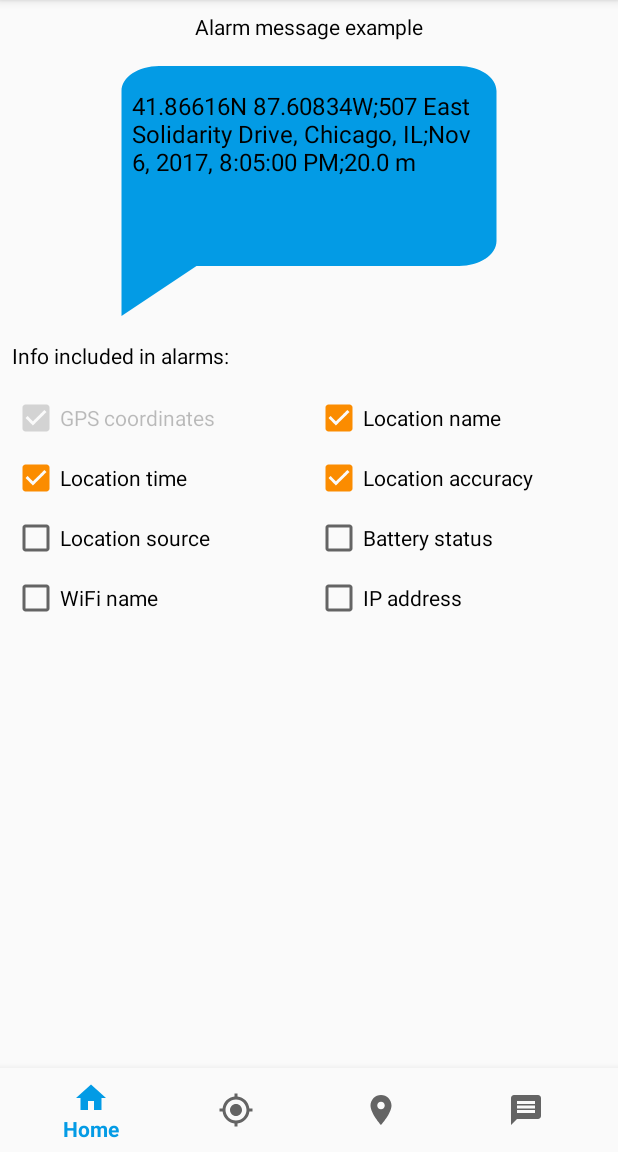
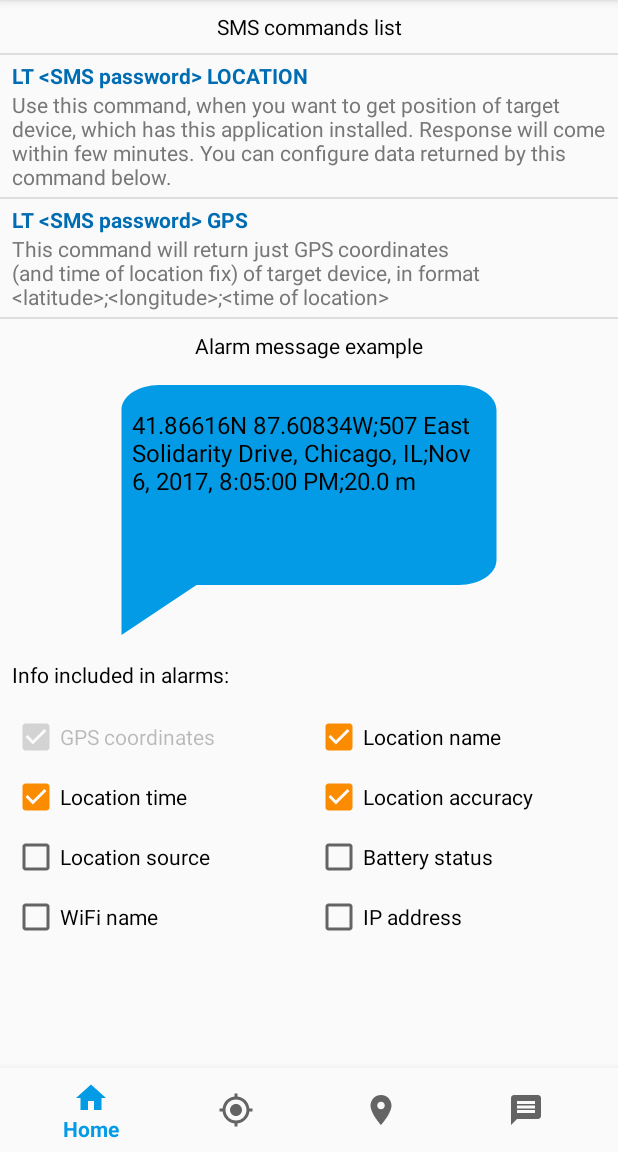
Before and after one commit to johnondrej/location-tracker, an Android app: the fragment SmsFragment placed in its activity, on a phone screen of 412 x 824 dp, the part 84-1236 px from its top. Run offline under Robolectric (Android 15) with nearby library versions, the phone set to English and light mode, and no system bars; our stand-ins replace RxJava.

Commit message:
List of SMS commands

```diff
--- /dev/null
+++ b/app/src/main/java/cz/ojohn/locationtracker/screen/sms/SmsCommand.kt
@@ -0,0 +1,6 @@
+package cz.ojohn.locationtracker.screen.sms
+
+/**
+ * Class with description about SMS command
+ */
+data class SmsCommand(val command: String, val descriptionRes: Int, val requiresPassword: Boolean)
--- a/app/src/main/java/cz/ojohn/locationtracker/screen/sms/SmsFragment.kt
+++ b/app/src/main/java/cz/ojohn/locationtracker/screen/sms/SmsFragment.kt
@@ -13,6 +13,7 @@ import cz.ojohn.locationtracker.data.UserPreferences
 import cz.ojohn.locationtracker.viewmodel.ViewModelFactory
 import io.reactivex.disposables.CompositeDisposable
 import kotlinx.android.synthetic.main.fragment_sms.*
+import kotlinx.android.synthetic.main.item_sms_command.view.*
 import javax.inject.Inject
 
 /**
@@ -44,6 +45,7 @@ class SmsFragment : Fragment() {
 
     override fun onViewCreated(view: View, savedInstanceState: Bundle?) {
         super.onViewCreated(view, savedInstanceState)
+        showCommandsDescription()
         initCheckboxes()
     }
 
@@ -56,6 +58,20 @@ class SmsFragment : Fragment() {
     override fun onPause() {
         super.onPause()
         disposables.clear()
+    }
+
+    private fun showCommandsDescription() {
+        val ctx = requireContext()
+        val commands = viewModel.getSmsCommandsList()
+
+        layoutCommands.addView(LayoutInflater.from(ctx).inflate(R.layout.item_sms_command_divider, layoutCommands, false))
+        commands.forEach {
+            val layout = LayoutInflater.from(ctx).inflate(R.layout.item_sms_command, layoutCommands, false)
+            layout.txtCommandName.text = viewModel.formatCommand(it)
+            layout.txtCommandDescription.text = ctx.getString(it.descriptionRes)
+            layoutCommands.addView(layout)
+            layoutCommands.addView(LayoutInflater.from(ctx).inflate(R.layout.item_sms_command_divider, layoutCommands, false))
+        }
     }
 
     private fun initCheckboxes() {
--- a/app/src/main/java/cz/ojohn/locationtracker/screen/sms/SmsViewModel.kt
+++ b/app/src/main/java/cz/ojohn/locationtracker/screen/sms/SmsViewModel.kt
@@ -36,6 +36,23 @@ class SmsViewModel @Inject constructor(private val appContext: Context,
 
     fun getSmsSettings(): SmsController.Settings = smsController.smsSettings
 
+    fun getSmsCommandsList(): Array<SmsCommand> {
+        return arrayOf(SmsCommand(SmsController.SMS_KEYWORD_LOCATION, R.string.sms_description_location, true),
+                SmsCommand(SmsController.SMS_KEYWORD_GPS, R.string.sms_description_gps, true))
+    }
+
+    fun formatCommand(command: SmsCommand): String {
+        val stringBuilder = StringBuilder()
+        stringBuilder.append(SmsController.SMS_KEYWORD)
+                .append(' ')
+        if (command.requiresPassword) {
+            stringBuilder.append(appContext.getString(R.string.sms_description_password))
+                    .append(' ')
+        }
+        stringBuilder.append(command.command)
+        return stringBuilder.toString()
+    }
+
     private fun getExampleMessageText(): String {
         val locationResponse = LocationTracker.LocationResponse(
                 LocationEntry(appContext.getString(R.string.sms_example_lat).toDouble(),
--- a/app/src/main/java/cz/ojohn/locationtracker/sms/SmsController.kt
+++ b/app/src/main/java/cz/ojohn/locationtracker/sms/SmsController.kt
@@ -167,6 +167,7 @@ class SmsController(private val appContext: Context,
 
     private fun formatOutgoingGps(locationResponse: LocationTracker.LocationResponse): String {
         val stringBuilder = StringBuilder().apply {
+            val date = DateFormat.getDateTimeInstance().format(Date(locationResponse.locationEntry.time))
             append(SMS_KEYWORD)
             append(' ')
             append(SMS_KEYWORD_GPS_RESPONSE)
@@ -175,7 +176,7 @@ class SmsController(private val appContext: Context,
             append(SMS_DATA_DELIMITER)
             append(locationResponse.locationEntry.lon)
             append(SMS_DATA_DELIMITER)
-            append(locationResponse.locationEntry.time)
+            append(date)
         }
         return stringBuilder.toString()
     }
--- a/app/src/main/res/layout/fragment_sms.xml
+++ b/app/src/main/res/layout/fragment_sms.xml
@@ -18,6 +18,27 @@
             app:layout_constraintGuide_begin="@dimen/small_gap" />
 
         <TextView
+            android:id="@+id/txtCommandsList"
+            style="@style/DescriptionText"
+            android:layout_width="wrap_content"
+            android:layout_height="wrap_content"
+            android:layout_marginTop="@dimen/small_gap"
+            android:text="@string/sms_commands_list"
+            app:layout_constraintLeft_toLeftOf="parent"
+            app:layout_constraintRight_toRightOf="parent"
+            app:layout_constraintTop_toTopOf="parent" />
+
+        <LinearLayout
+            android:id="@+id/layoutCommands"
+            android:layout_width="wrap_content"
+            android:layout_height="wrap_content"
+            android:layout_marginTop="@dimen/small_gap"
+            android:orientation="vertical"
+            app:layout_constraintLeft_toLeftOf="parent"
+            app:layout_constraintRight_toRightOf="parent"
+            app:layout_constraintTop_toBottomOf="@id/txtCommandsList" />
+
+        <TextView
             android:id="@+id/txtExampleDescription"
             style="@style/DescriptionText"
             android:layout_width="wrap_content"
@@ -26,7 +47,7 @@
             android:text="@string/sms_example"
             app:layout_constraintLeft_toLeftOf="parent"
             app:layout_constraintRight_toRightOf="parent"
-            app:layout_constraintTop_toTopOf="parent" />
+            app:layout_constraintTop_toBottomOf="@id/layoutCommands" />
 
         <ImageView
             android:id="@+id/imgMessage"
--- /dev/null
+++ b/app/src/main/res/layout/item_sms_command.xml
@@ -0,0 +1,27 @@
+<?xml version="1.0" encoding="utf-8"?>
+<LinearLayout xmlns:android="http://schemas.android.com/apk/res/android"
+    xmlns:tools="http://schemas.android.com/tools"
+    android:layout_width="match_parent"
+    android:layout_height="wrap_content"
+    android:layout_marginLeft="@dimen/small_gap"
+    android:layout_marginRight="@dimen/small_gap"
+    android:layout_marginTop="4dp"
+    android:layout_marginBottom="4dp"
+    android:orientation="vertical">
+
+    <TextView
+        android:id="@+id/txtCommandName"
+        android:layout_width="match_parent"
+        android:layout_height="wrap_content"
+        android:textColor="@color/colorPrimaryDark"
+        android:textStyle="bold"
+        tools:text="LT &lt;SMS password&gt; LOCATION" />
+
+    <TextView
+        android:id="@+id/txtCommandDescription"
+        android:layout_width="match_parent"
+        android:layout_height="wrap_content"
+        android:textColor="@color/colorGray"
+        tools:text="Used when you want to know current location of the device." />
+
+</LinearLayout>
--- /dev/null
+++ b/app/src/main/res/layout/item_sms_command_divider.xml
@@ -0,0 +1,11 @@
+<?xml version="1.0" encoding="utf-8"?>
+<FrameLayout xmlns:android="http://schemas.android.com/apk/res/android"
+    android:layout_width="match_parent"
+    android:layout_height="match_parent">
+
+    <View
+        android:layout_width="match_parent"
+        android:layout_height="1dp"
+        android:background="@color/colorLightGray" />
+
+</FrameLayout>
--- a/app/src/main/res/values/colors.xml
+++ b/app/src/main/res/values/colors.xml
@@ -5,8 +5,13 @@
     <color name="colorPrimaryDark">#006db3</color>
     <color name="colorAccent">#fb8c00</color>
 
+
     <!-- Status colors -->
     <color name="colorStatusOk">#1faa00</color>
     <color name="colorStatusWarning">#ff6d00</color>
     <color name="colorStatusError">#dd2c00</color>
+
+    <!-- Gray -->
+    <color name="colorGray">#777777</color>
+    <color name="colorLightGray">#DDDDDD</color>
 </resources>
--- a/app/src/main/res/values/strings.xml
+++ b/app/src/main/res/values/strings.xml
@@ -78,6 +78,7 @@
     <string name="find_error_permissions_denied">Please enable permissions needed to find device</string>
 
     <!-- Message configuration screen -->
+    <string name="sms_commands_list">SMS commands list</string>
     <string name="sms_example">Alarm message example</string>
     <string name="sms_config_description">Info included in alarms:</string>
     <string name="sms_config_coords">GPS coordinates</string>
@@ -92,6 +93,9 @@
     <string name="sms_example_lon">-87.608343</string>
     <string name="sms_example_location_name">507 East Solidarity Drive, Chicago, IL</string>
     <string name="sms_example_ip">172.217.23.238</string>
+    <string name="sms_description_password">&lt;SMS password&gt;</string>
+    <string name="sms_description_location">Use this command, when you want to get position of target device, which has this application installed. Response will come within few minutes. You can configure data returned by this command below.</string>
+    <string name="sms_description_gps">This command will return just GPS coordinates (and time of location fix) of target device, in format &lt;latitude&gt;;&lt;longitude&gt;;&lt;time of location&gt;</string>
 
     <!-- Notifications -->
     <string name="channel_tracking_name">Location tracking</string>
```
Also changed, not shown: 1 other file.
